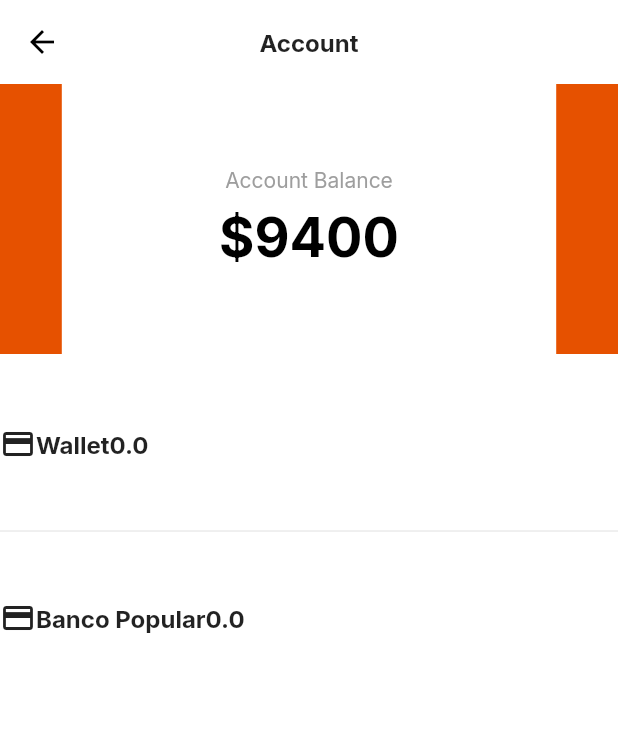
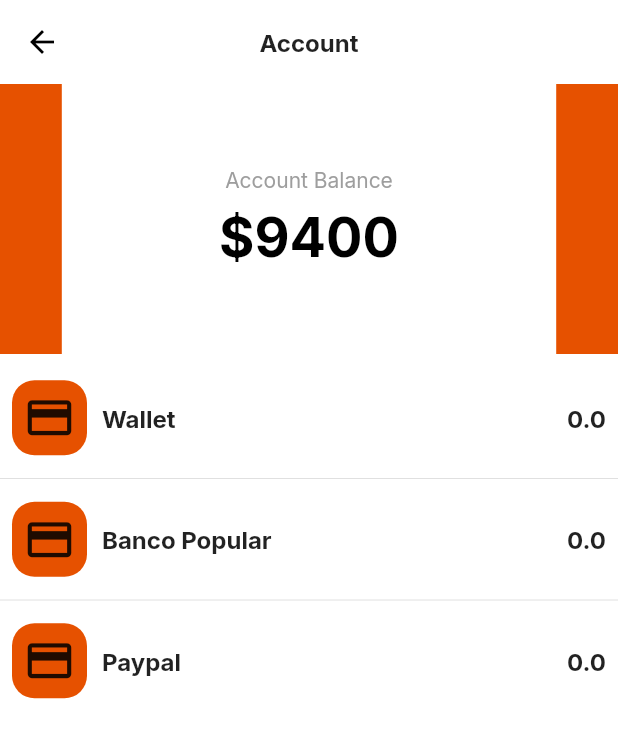
Before and after one commit to JMarinez/gatao, a Flutter app: the AccountScreen screen opened directly, on a phone screen of 412 x 824 dp. Shown: the top 738 px of the screen. Run offline on Flutter 3.47's test engine with Material 2 defaults, Android fonts, the phone set to English and light mode, and no system bars; our stand-ins replace flutter_svg, google_fonts.

Commit message:
[UPD] Account wallet card WIP

```diff
--- a/lib/src/components/account/account_wallet_card.dart
+++ b/lib/src/components/account/account_wallet_card.dart
@@ -9,18 +9,34 @@ class AccountWalletCard extends StatelessWidget {
   @override
   Widget build(BuildContext context) {
     return Container(
-      height: 100,
+      height: 65,
+      child: Padding(
+        padding: const EdgeInsets.symmetric(horizontal: 8.0),
         child: Row(
+          mainAxisAlignment: MainAxisAlignment.spaceBetween,
           children: [
             Row(
               children: [
-              Icon(Icons.payment),
+                Container(
+                  height: 50.0,
+                  width: 50.0,
+                  child: const Icon(
+                    Icons.payment,
+                    size: 35.0,
+                  ),
+                  decoration: BoxDecoration(
+                    borderRadius: BorderRadius.circular(15.0),
+                    color: Theme.of(context).primaryColor,
+                  ),
+                ),
+                const SizedBox(width: 10.0),
                 Text(wallet.name),
               ],
             ),
             Text(wallet.totalBalance.toString()),
           ],
         ),
+      ),
     );
   }
 }
--- a/lib/src/example/dummy_account.dart
+++ b/lib/src/example/dummy_account.dart
@@ -31,6 +31,19 @@ Account dummyAccount = Account(
       ],
       totalBalance: 0,
     ),
+    Wallet(
+      name: 'Paypal',
+      transacitons: [
+        Transaction(
+          id: "1",
+          description: 'Netflix subscription',
+          amount: '14.99',
+          category: Category.subscription,
+          type: Type.expense,
+        )
+      ],
+      totalBalance: 0,
+    ),
   ],
   totalBalance: 0,
 );
--- a/lib/src/screens/account/account_list.dart
+++ b/lib/src/screens/account/account_list.dart
@@ -11,12 +11,16 @@ class AccountList extends StatelessWidget {
 
   @override
   Widget build(BuildContext context) {
-    return ListView.separated(
-      shrinkWrap: true,
-      itemBuilder: ((context, index) =>
-          AccountWalletCard(wallet: manager.wallet[index])),
-      separatorBuilder: (context, index) => const Divider(),
-      itemCount: manager.wallet.length,
+    return GlowingOverscrollIndicator(
+      color: Colors.orange,
+      axisDirection: AxisDirection.down,
+      child: ListView.separated(
+        shrinkWrap: true,
+        itemBuilder: ((context, index) =>
+            AccountWalletCard(wallet: manager.wallet[index])),
+        separatorBuilder: (context, index) => const Divider(),
+        itemCount: manager.wallet.length,
+      ),
     );
   }
 }
```
Lines whose indentation alone changed are shown as unchanged.
